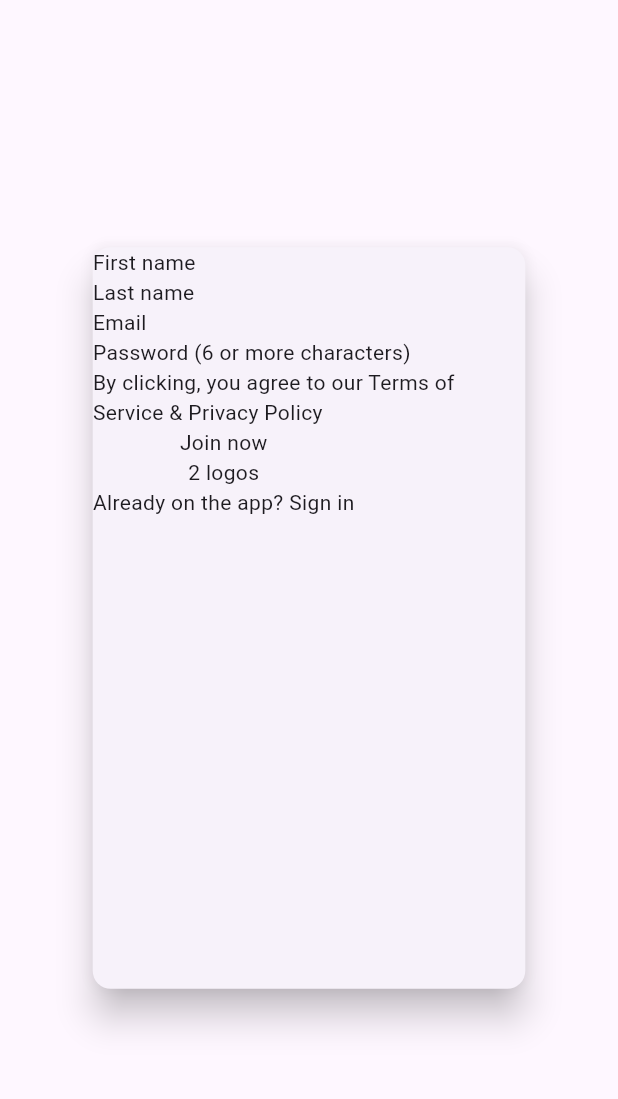
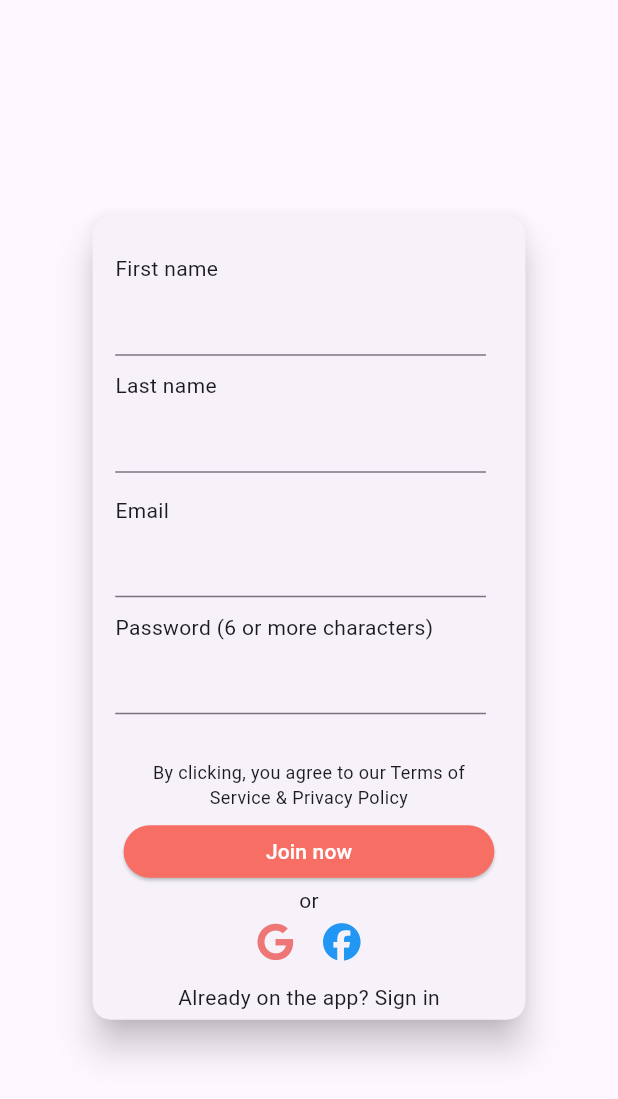
Before and after one commit to FCPongs/Flutter_SimpleMSA, a Flutter app: the signup screen opened by its route, on a phone screen of 412 x 824 dp. Shown: the top 1099 px of the screen. Run offline on Flutter 3.47's test engine with Material 3 defaults, Android fonts, the phone set to English and light mode, and no system bars; our stand-ins replace another_carousel_pro, font_awesome_flutter.

Commit message:
properly adjusted texts (responsive)

```diff
--- a/lib/screens/login.dart
+++ b/lib/screens/login.dart
@@ -12,7 +12,7 @@ class login extends StatelessWidget {
           crossAxisAlignment: CrossAxisAlignment.start,
           children: [
             Container(
-                height: constraints.maxHeight * 0.5,
+                height: constraints.maxHeight * 0.55,
                 width: double.infinity,
                 child: AnotherCarousel(
                   autoplay: false,
@@ -30,19 +30,9 @@ class login extends StatelessWidget {
                     )
                   ],
                 )),
-            // //! Image
-            // Container(
-            //   height: 650,
-            //   width: double.infinity,
-            //   child: Image.asset(
-            //     'assets/loginImages/coffee.jpg',
-            //     fit: BoxFit.cover,
-            //   ),
-            // ),
-            SizedBox(
+            const SizedBox(
               height: 20,
             ),
-
             Padding(
                 padding: const EdgeInsets.only(left: 20),
                 child: Column(
@@ -100,11 +90,15 @@ class login extends StatelessWidget {
                         ),
                       ],
                     ),
-                    const SizedBox(
-                      height: 20,
+                  ],
+                )),
+            SizedBox(
+              height: constraints.maxHeight * 0.09,
             ),
-                    Center(
+            Expanded(
+              child: Center(
                 child: Container(
+                  alignment: Alignment.center,
                   width: 250,
                   child: const Text(
                     "By clicking, you agree to our Terms of Service & Privacy Policy",
@@ -112,9 +106,8 @@ class login extends StatelessWidget {
                     textAlign: TextAlign.center,
                   ),
                 ),
-                    )
-                  ],
-                )),
+              ),
+            ),
           ],
         );
       },
--- a/lib/screens/mainScreen.dart
+++ b/lib/screens/mainScreen.dart
@@ -145,7 +145,8 @@ class mainScreen extends StatelessWidget {
                 height: constraints.maxHeight * 0.04,
               ),
               //! Agreement text
-              Center(
+              Expanded(
+                child: Center(
                 child: Container(
                   width: 250,
                   child: const Text(
@@ -154,9 +155,8 @@ class mainScreen extends StatelessWidget {
                     textAlign: TextAlign.center,
                   ),
                 ),
-              )
-            ],
-          );
+              ))
+            ]);
         },
       ),
     );
--- a/lib/screens/signUp.dart
+++ b/lib/screens/signUp.dart
@@ -1,4 +1,5 @@
 import 'package:flutter/material.dart';
+import 'package:font_awesome_flutter/font_awesome_flutter.dart';
 
 class signup extends StatelessWidget {
   const signup({super.key});
@@ -12,28 +13,120 @@ class signup extends StatelessWidget {
             elevation: 10,
             child: Container(
               width: constraints.maxWidth * 0.7,
-              height: constraints.maxHeight * 0.6,
-              child: const Column(
-                crossAxisAlignment: CrossAxisAlignment.start,
-                children: [
-                Text("First name"),
-                Text("Last name"),
-                Text("Email"),
-                Text("Password (6 or more characters)"),
+              height: constraints.maxHeight * 0.65,
+              child: Column(
+                  crossAxisAlignment: CrossAxisAlignment.start,
+                  children: [
+                    Padding(
+                      padding: EdgeInsets.only(left: 15, top: 25),
+                      child: Column(
+                        crossAxisAlignment: CrossAxisAlignment.start,
+                        children: [
+                          //! First name
+                          const Text("First name"),
+                          Container(
+                            width: constraints.maxWidth * 0.6,
+                            child: const TextField(),
+                          ),
+                          SizedBox(
+                            height: 10,
+                          ),
+                          //! Last name
+                          const Text("Last name"),
+                          Container(
+                            width: constraints.maxWidth * 0.6,
+                            child: const TextField(),
+                          ),
+                          SizedBox(
+                            height: 15,
+                          ),
+                          //! Email
+                          const Text("Email"),
+                          Container(
+                            width: constraints.maxWidth * 0.6,
+                            child: const TextField(),
+                          ),
+                          SizedBox(
+                            height: 10,
+                          ),
+                          //! Password
+                          const Text("Password (6 or more characters)"),
+                          Container(
+                            width: constraints.maxWidth * 0.6,
+                            child: const TextField(),
+                          ),
+                        ],
+                      ),
+                    ),
+                    SizedBox(
+                      height: 30,
+                    ),
+                    Center(
+                      child: Container(
+                        width: constraints.maxWidth * 0.6,
+                        child: const Text(
+                          "By clicking, you agree to our Terms of Service & Privacy Policy",
+                          textAlign: TextAlign.center,
+                          softWrap: true,
+                          style: TextStyle(
+                            fontSize: 12,
+                          ),
+                        ),
+                      ),
+                    ),
 
-                Text("By clicking, you agree to our Terms of Service & Privacy Policy"),
+                    SizedBox(
+                      height: 10,
+                    ),
+                    //! Buttons and Divider
+                    Center(
+                      child: Column(
+                        children: [
+                          Container(
+                            width: constraints.maxWidth * 0.6,
+                            height: 35,
+                            child: ElevatedButton(
+                                onPressed: () {},
+                                style: ElevatedButton.styleFrom(
+                                  backgroundColor: Color.fromARGB(255, 247, 110, 100),
+                                  foregroundColor: Colors.white,
+                                ),
+                                child: const Text("Join now")),
+                          ),
+                          SizedBox(height: 5,),
+                          const Text("or"),
 
-                //! Buttons and Divider
-                Column(
-                  children: [
-                    Text("Join now"),
-                    Text("2 logos"),
+                          SizedBox(height: 5,),
+                          const Row(
+                            mainAxisAlignment: MainAxisAlignment.center,
+                            children: [
+                              FaIcon(
+                                FontAwesomeIcons.google,
+                                size: 25,
+                                color: Color.fromARGB(255, 238, 118, 118),
+                              ),
+                              SizedBox(
+                                width: 20,
+                              ),
+                              FaIcon(
+                                FontAwesomeIcons.facebook,
+                                size: 25,
+                                color: Colors.blue,
+                              ),
+                            ],
+                          ),
+                          SizedBox(height: 10,),
+                        ],
+                      ),
+                    ),
+                  Expanded(
+                    child:
+                    Container(
+                      alignment: Alignment.center,
+                      child: const Text("Already on the app? Sign in"),
+                      ))
+                  ]),
 
-                    Text("Already on the app? Sign in")
-                  ],
-                )
-                ]
-              ),
             ),
           ),
         );
```
Lines whose indentation alone changed are shown as unchanged.
